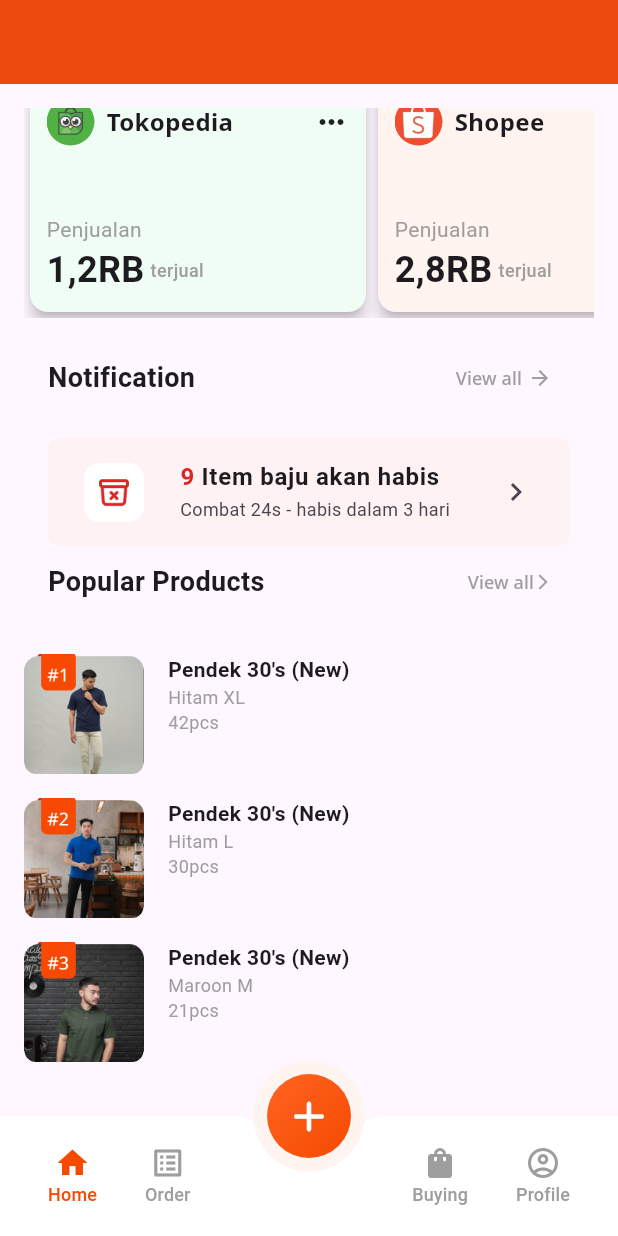
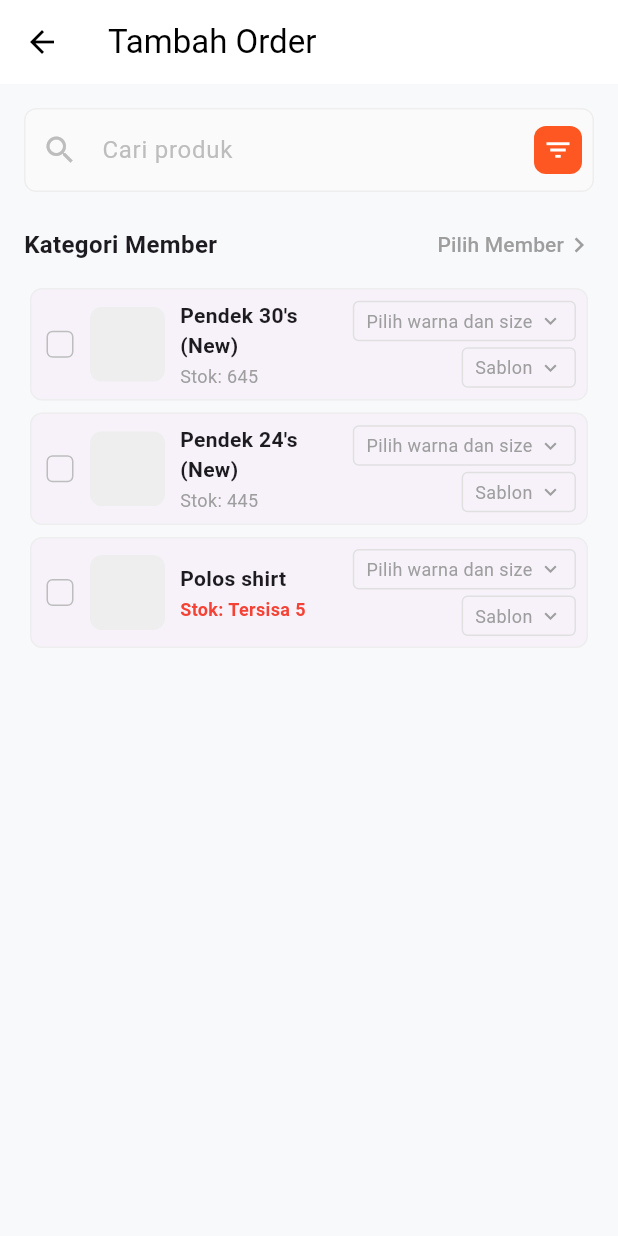
Before and after one commit to heatherbrain/Flutter-design, a Flutter app: the NavigationMenu screen opened directly, scrolled down 575 dp, after a tap on the "add" icon, on a phone screen of 412 x 824 dp. Run offline on Flutter 3.47's test engine with Material 3 defaults, Android fonts, the phone set to English and light mode, and no system bars; our stand-ins replace fl_chart, get, google_fonts.

Commit message:
add order screen new

```diff
--- a/lib/components/navigation_menu.dart
+++ b/lib/components/navigation_menu.dart
@@ -1,4 +1,5 @@
 import 'package:flutter/material.dart';
+import 'package:from_design/screens/add_order_screen.dart';
 import 'package:from_design/screens/home_screen.dart';
 import 'package:from_design/screens/order_screen.dart';
 import 'package:get/get.dart';
@@ -37,7 +38,6 @@
                         controller: controller),
                   ],
                 ),
-                // Bagian kanan dari BottomAppBar
                 Row(
                   crossAxisAlignment: CrossAxisAlignment.start,
                   children: [
@@ -60,6 +60,7 @@
       ),
       floatingActionButton: FloatingActionButton(
         onPressed: () {
+          Get.to(AddOrderScreen());
         },
         backgroundColor: Colors.transparent,
         elevation: 0,
@@ -77,8 +78,6 @@
               BoxShadow(
                 color: Color(0xFFFFF4F0),
                 spreadRadius: 9,
-          // blurRadius: 10,
-          // offset: Offset(0, 3),
               ),
             ],
           ),
--- a/lib/main.dart
+++ b/lib/main.dart
@@ -1,11 +1,12 @@
 import 'package:flutter/material.dart';
 import 'package:from_design/components/navigation_menu.dart';
+import 'package:from_design/screens/add_order_screen.dart';
 import 'package:from_design/screens/order_screen.dart';
 import 'package:from_design/screens/signin_screen.dart';
 import 'package:get/get.dart';
 
 void main() {
-  runApp(MaterialApp(
-    home: NavigationMenu(),
+  runApp(GetMaterialApp(
+    home: AddOrderScreen(),
   ));
 }
--- /dev/null
+++ b/lib/screens/add_order_screen.dart
@@ -0,0 +1,209 @@
+import 'package:flutter/material.dart';
+import 'package:get/get.dart';
+
+class AddOrderScreen extends StatelessWidget {
+  @override
+  Widget build(BuildContext context) {
+    return Scaffold(
+      backgroundColor: Color(0xFFF8F9FB),
+      appBar: AppBar(
+        leading: IconButton(
+          icon: Icon(Icons.arrow_back, color: Colors.black),
+          onPressed: () => Navigator.of(context).pop(),
+        ),
+        title:
+            const Text('Tambah Order', style: TextStyle(color: Colors.black)),
+        backgroundColor: Colors.white,
+        elevation: 0,
+        shadowColor: Colors.black,
+      ),
+      body: Padding(
+        padding: const EdgeInsets.all(16.0),
+        child: Column(
+          crossAxisAlignment: CrossAxisAlignment.start,
+          children: [
+            Container(
+              decoration: BoxDecoration(
+                color: Colors.white,
+                borderRadius: BorderRadius.circular(8),
+              ),
+              child: TextField(
+                cursorColor: Colors.grey,
+                decoration: InputDecoration(
+                  fillColor: Colors.grey[50],
+                  filled: true,
+                  prefixIcon: Icon(Icons.search, color: Colors.grey[400]),
+                  hintText: 'Cari produk',
+                  hintStyle: TextStyle(color: Colors.grey[400]),
+                  border: OutlineInputBorder(
+                    borderRadius: BorderRadius.circular(8.0),
+                    borderSide: BorderSide(color: Colors.grey[200]!),
+                  ),
+                  enabledBorder: OutlineInputBorder(
+                    borderRadius: BorderRadius.circular(8.0),
+                    borderSide: BorderSide(color: Colors.grey[200]!),
+                  ),
+                  focusedBorder: OutlineInputBorder(
+                    borderRadius: BorderRadius.circular(8.0),
+                    borderSide: BorderSide(color: Colors.grey[200]!),
+                  ),
+                  suffixIcon: Container(
+                    margin: EdgeInsets.all(8),
+                    decoration: BoxDecoration(
+                      color: Colors.deepOrange,
+                      borderRadius: BorderRadius.circular(8),
+                    ),
+                    child: Icon(Icons.filter_list, color: Colors.white, size: 20),
+                  ),
+                ),
+              ),
+            ),
+            const SizedBox(height: 20),
+            Row(
+              mainAxisAlignment: MainAxisAlignment.spaceBetween,
+              children: [
+                Text(
+                  'Kategori Member',
+                  style: TextStyle(fontSize: 16, fontWeight: FontWeight.bold),
+                ),
+                TextButton(
+                  onPressed: () {},
+                  style: TextButton.styleFrom(
+                    padding: EdgeInsets.zero,
+                    minimumSize: Size(50, 30),
+                    tapTargetSize: MaterialTapTargetSize.shrinkWrap,
+                    alignment: Alignment.centerRight,
+                  ),
+                  child: Row(
+                    children: [
+                      Text('Pilih Member', style: TextStyle(color: Colors.grey)),
+                      Icon(Icons.chevron_right, color: Colors.grey, size: 20),
+                    ],
+                  ),
+                ),
+              ],
+            ),
+            const SizedBox(height: 10),
+            Expanded(
+              child: ListView(
+                children: [
+                  ProductItem(
+                    title: 'Pendek 30\'s (New)',
+                    stock: 645,
+                  ),
+                  ProductItem(
+                    title: 'Pendek 24\'s (New)',
+                    stock: 445,
+                  ),
+                  ProductItem(
+                    title: 'Polos shirt',
+                    stock: 5,
+                    isLowStock: true,
+                  ),
+                ],
+              ),
+            ),
+          ],
+        ),
+      ),
+    );
+  }
+}
+
+class ProductItem extends StatelessWidget {
+  final String title;
+  final int stock;
+  final bool isLowStock;
+
+  ProductItem({
+    required this.title,
+    required this.stock,
+    this.isLowStock = false,
+  });
+
+  @override
+  Widget build(BuildContext context) {
+    return Card(
+      elevation: 0,
+      shape: RoundedRectangleBorder(
+        borderRadius: BorderRadius.circular(8),
+        side: BorderSide(color: Colors.grey.shade200),
+      ),
+      child: Padding(
+        padding: const EdgeInsets.all(8.0),
+        child: Row(
+          children: [
+            SizedBox(
+              width: 24,
+              height: 24,
+              child: Checkbox(
+                value: false,
+                onChanged: (bool? value) {},
+                shape: RoundedRectangleBorder(
+                  borderRadius: BorderRadius.circular(4),
+                ),
+                side: BorderSide(color: Colors.grey.shade400),
+              ),
+            ),
+            const SizedBox(width: 8),
+            ClipRRect(
+              borderRadius: BorderRadius.circular(8),
+              child: Container(
+                width: 50,
+                height: 50,
+                color: Colors.grey.shade200, // Placeholder for the image
+              ),
+            ),
+            const SizedBox(width: 10),
+            Expanded(
+              child: Column(
+                crossAxisAlignment: CrossAxisAlignment.start,
+                children: [
+                  Text(
+                    title,
+                    style: TextStyle(fontSize: 14, fontWeight: FontWeight.bold),
+                  ),
+                  const SizedBox(height: 2),
+                  Text(
+                    'Stok: ${isLowStock ? "Tersisa " : ""}$stock',
+                    style: TextStyle(
+                      fontSize: 12,
+                      color: isLowStock ? Colors.red : Colors.grey,
+                      fontWeight: isLowStock ? FontWeight.bold : FontWeight.normal,
+                    ),
+                  ),
+                ],
+              ),
+            ),
+            Column(
+              crossAxisAlignment: CrossAxisAlignment.end,
+              children: [
+                _buildDropdown('Pilih warna dan size'),
+                const SizedBox(height: 4),
+                _buildDropdown('Sablon'),
+              ],
+            ),
+          ],
+        ),
+      ),
+    );
+  }
+
+  Widget _buildDropdown(String hint) {
+    return Container(
+      padding: EdgeInsets.symmetric(horizontal: 8, vertical: 4),
+      decoration: BoxDecoration(
+        border: Border.all(color: Colors.grey.shade300),
+        borderRadius: BorderRadius.circular(4),
+      ),
+      child: Row(
+        mainAxisSize: MainAxisSize.min,
+        children: [
+          Text(hint, style: TextStyle(fontSize: 12, color: Colors.grey)),
+          const SizedBox(width: 4),
+          Icon(Icons.keyboard_arrow_down, size: 16, color: Colors.grey),
+        ],
+      ),
+    );
+  }
+}
--- a/lib/screens/signin_screen.dart
+++ b/lib/screens/signin_screen.dart
@@ -1,6 +1,6 @@
 import 'package:flutter/material.dart';
 import 'package:flutter/widgets.dart';
-import 'package:from_design/screens/home_screen.dart';
+import 'package:from_design/components/navigation_menu.dart';
 import 'package:from_design/widget/custom_scaffold.dart';
 import 'package:google_fonts/google_fonts.dart';
 
@@ -95,7 +95,7 @@
                                   context,
                                   MaterialPageRoute(
                                     builder: (context) =>
-                                        const HomeScreen(), // Ganti dengan halaman tujuan
+                                        const NavigationMenu(),
                                   ),
                                 );
                               }
```
Also changed, not shown: lib/screens/order_screen.dart (+96 -33 lines), lib/screens/forget_password_screen.dart (deleted). Lines whose indentation alone changed are shown as unchanged.
